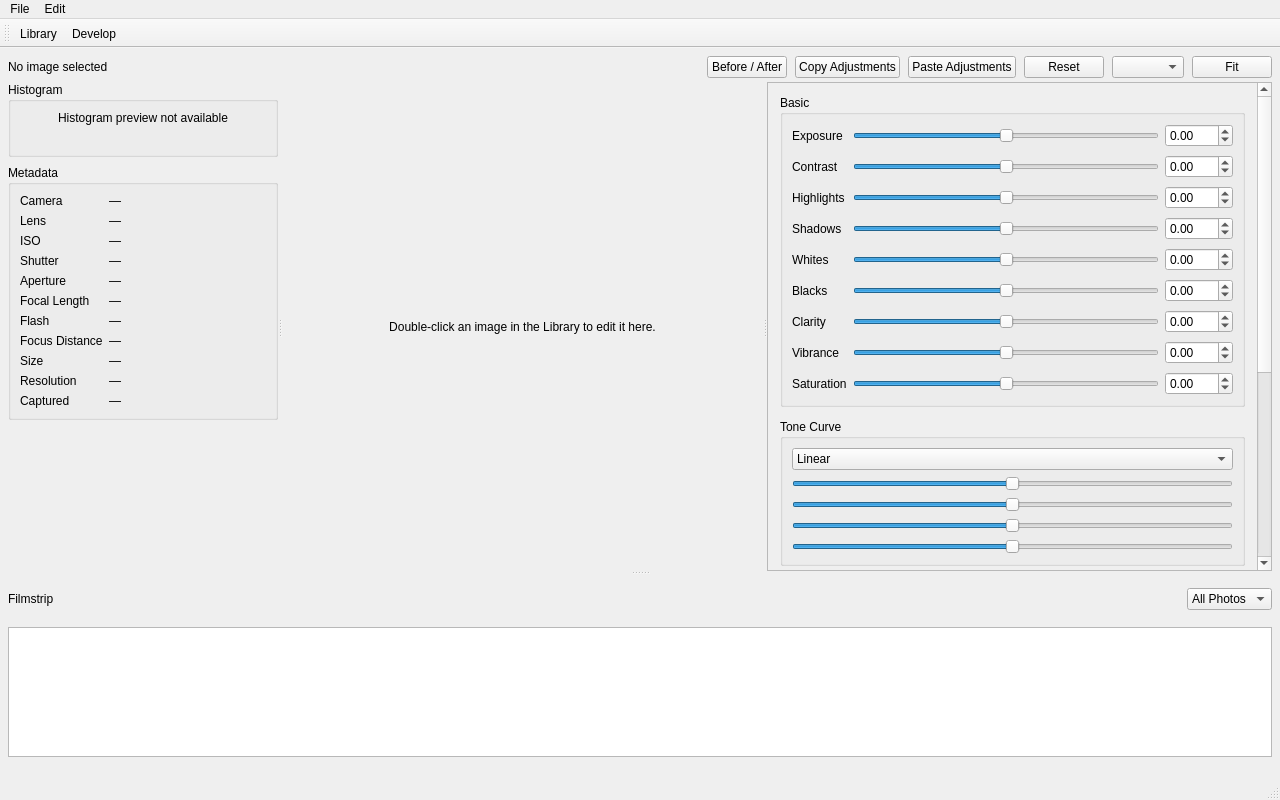
Before: the Qt Designer form mainwindow.ui in minimaliti/photoroom, drawn with Qt 5.
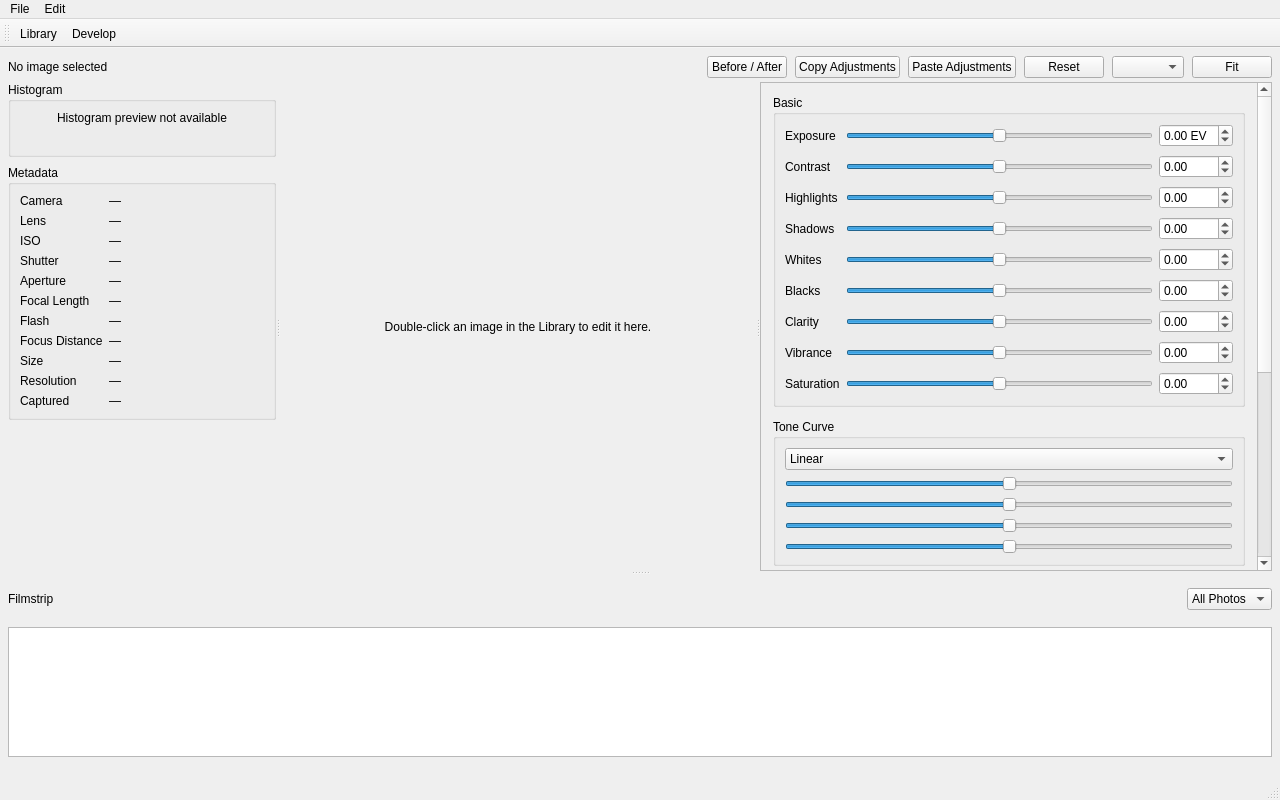
After: the same form once the commit is applied.

Commit message: use EV for exposure adjustment

Patch:
```diff
--- a/mainwindow.ui
+++ b/mainwindow.ui
@@ -550,10 +550,10 @@
                  <item row="0" column="1">
                   <widget class="QSlider" name="exposureSlider">
                    <property name="minimum">
-                    <number>-50</number>
+                    <number>-600</number>
                    </property>
                    <property name="maximum">
-                    <number>50</number>
+                    <number>600</number>
                    </property>
                    <property name="orientation">
                     <enum>Qt::Orientation::Horizontal</enum>
@@ -566,10 +566,13 @@
                     <number>2</number>
                    </property>
                    <property name="minimum">
-                    <double>-5.000000000000000</double>
+                    <double>-6.000000000000000</double>
                    </property>
                    <property name="maximum">
-                    <double>5.000000000000000</double>
+                    <double>6.000000000000000</double>
+                   </property>
+                   <property name="suffix">
+                    <string> EV</string>
                    </property>
                   </widget>
                  </item>
```
The commit also changes 1 other file.
